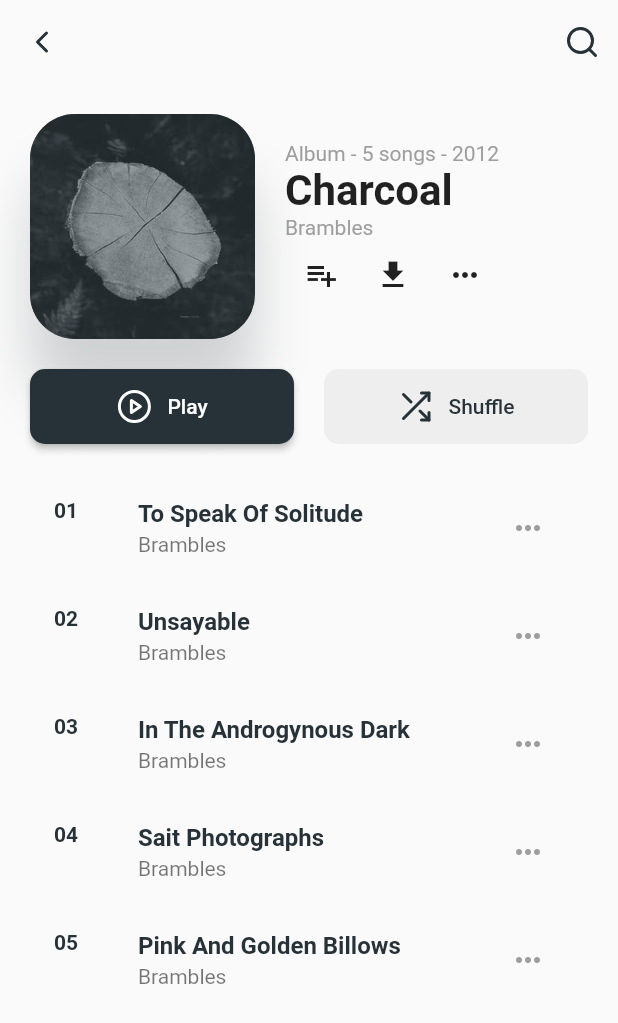
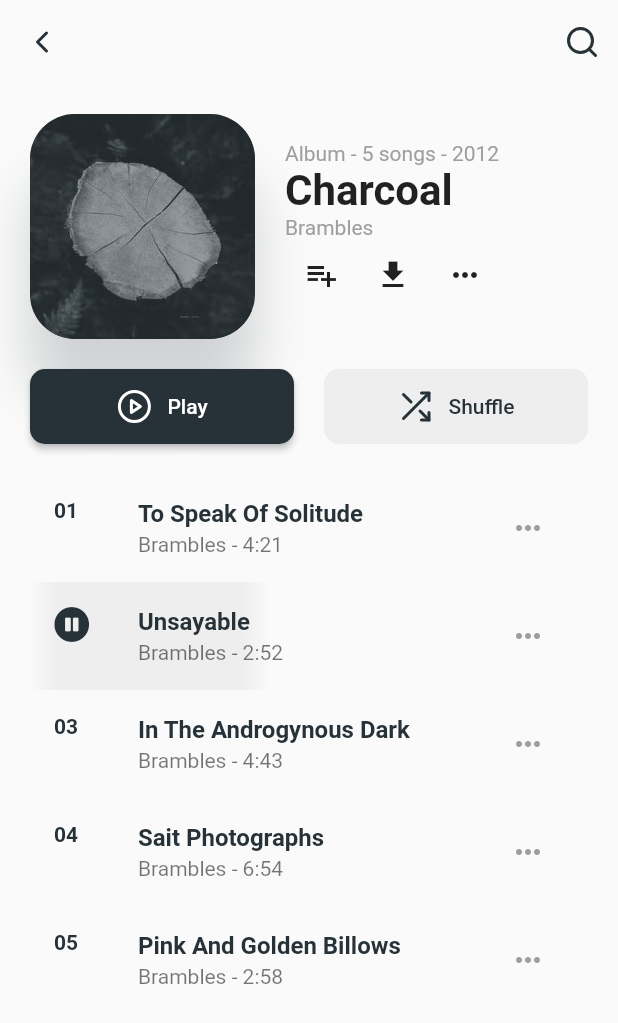
Before and after one commit to michaelmartins09/ui_player_flutter, a Flutter app: the screen it shows after launch, on a phone screen of 412 x 824 dp. Shown: the top 1023 px of the screen. Run offline on Flutter 3.47's test engine with Material 2 defaults, Android fonts, the phone set to English and light mode, and no system bars; our stand-ins replace flutter_feather_icons, font_awesome_flutter.

Commit message:
changed: list tile from list music on library page

```diff
--- a/lib/app/models/music_model.dart
+++ b/lib/app/models/music_model.dart
@@ -3,6 +3,7 @@ class MusicModel {
   String title;
   String album;
   String duration;
+  bool isPlay;
 
-  MusicModel({this.id, this.title, this.album, this.duration});
+  MusicModel({this.id, this.title, this.album, this.duration, this.isPlay = false});
 }
--- a/lib/app/pages/library/library_page.dart
+++ b/lib/app/pages/library/library_page.dart
@@ -1,5 +1,6 @@
 import 'package:flutter/material.dart';
 import 'package:flutter_feather_icons/flutter_feather_icons.dart';
+import 'package:font_awesome_flutter/font_awesome_flutter.dart';
 import 'package:ui_player_flutter/app/models/music_model.dart';
 import 'package:ui_player_flutter/app/shared/theme/strings.dart';
 
@@ -12,7 +13,7 @@ class _LibraryPageState extends State<LibraryPage> {
 
   List<MusicModel> listMusic = [
     MusicModel(id: "01", title: "To Speak Of Solitude", album:"Brambles", duration: "4:21"),
-    MusicModel(id: "02", title: "Unsayable", album:"Brambles", duration: "2:52"),
+    MusicModel(id: "02", title: "Unsayable", album:"Brambles", duration: "2:52", isPlay: true),
     MusicModel(id: "03", title: "In The Androgynous Dark", album:"Brambles", duration: "4:43"),
     MusicModel(id: "04", title: "Sait Photographs", album:"Brambles", duration: "6:54"),
     MusicModel(id: "05", title: "Pink And Golden Billows", album:"Brambles", duration: "2:58"),
@@ -143,15 +144,45 @@ class _LibraryPageState extends State<LibraryPage> {
             Expanded(
               child: Column(
                 crossAxisAlignment: CrossAxisAlignment.stretch,
-                children: listMusic.map((item) => ListTile(
-                  leading: Text(item.id, style: TextStyle(
+                children: listMusic.map((item) => Container(
+                  decoration: BoxDecoration(
+                    gradient: item.isPlay? LinearGradient(
+                      colors: [
+                        Theme.of(context).scaffoldBackgroundColor,
+                        Colors.grey[200],
+                        Colors.grey[200],
+                        Colors.grey[200],
+                        Colors.grey[200],
+                        Colors.grey[200],
+                        Colors.grey[200],
+                        Colors.grey[200],
+                        Colors.grey[200],
+                        Theme.of(context).scaffoldBackgroundColor,
+                        Theme.of(context).scaffoldBackgroundColor,
+                        Theme.of(context).scaffoldBackgroundColor,
+                        Theme.of(context).scaffoldBackgroundColor,
+                        Theme.of(context).scaffoldBackgroundColor,
+                        Theme.of(context).scaffoldBackgroundColor,
+                        Theme.of(context).scaffoldBackgroundColor,
+                        Theme.of(context).scaffoldBackgroundColor,
+                        Theme.of(context).scaffoldBackgroundColor,
+                        Theme.of(context).scaffoldBackgroundColor,
+                        Theme.of(context).scaffoldBackgroundColor,
+                        Theme.of(context).scaffoldBackgroundColor,
+                        Theme.of(context).scaffoldBackgroundColor,
+                      ]
+                    ) : null
+                  ),
+                  child: ListTile(
+                    leading: item.isPlay? Icon(FontAwesomeIcons.solidPauseCircle, color: Theme.of(context).primaryColor) : Text(item.id, style: TextStyle(
                       fontWeight: FontWeight.bold, color: Theme.of(context).primaryColor
                     )),
                     title: Text(item.title, style: TextStyle(
                       fontWeight: FontWeight.bold, color: Theme.of(context).primaryColor
                     )),
-                  subtitle: Text(item.album),
+                    subtitle: Text(item.album + " - " + item.duration),
                     trailing: IconButton(icon: Icon(Icons.more_horiz, color: Colors.grey), onPressed: (){}),
+                  ),
                 )).toList(),
               ),
             ),
```
Lines whose indentation alone changed are shown as unchanged.
